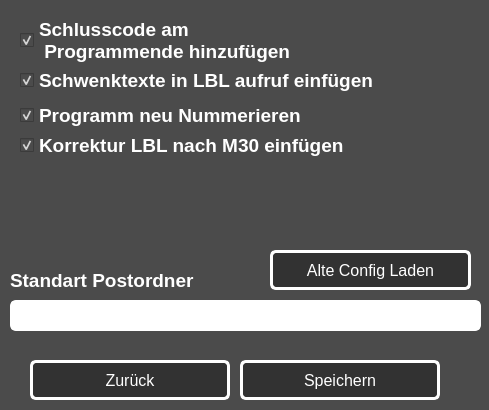
Above: Gui/EinstellungenWindow.ui from ManuelDeV-exe/Nullpunktverschiebung_Heidenhain before the change. Below: the same form after it.
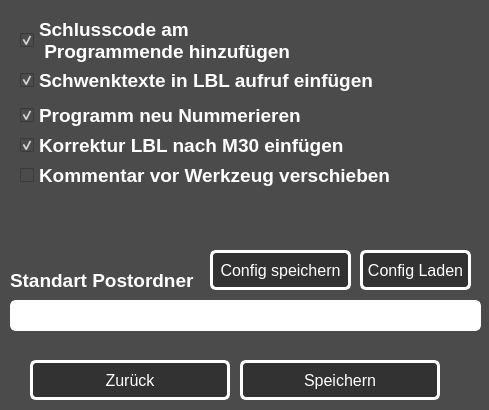
That is the form after the change.

```diff
--- a/Gui/EinstellungenWindow.ui
+++ b/Gui/EinstellungenWindow.ui
@@ -91,7 +91,7 @@
     <rect>
      <x>20</x>
      <y>10</y>
-     <width>331</width>
+     <width>461</width>
      <height>60</height>
     </rect>
    </property>
@@ -122,7 +122,7 @@
     <rect>
      <x>20</x>
      <y>70</y>
-     <width>381</width>
+     <width>471</width>
      <height>21</height>
     </rect>
    </property>
@@ -196,7 +196,7 @@
     <rect>
      <x>20</x>
      <y>100</y>
-     <width>381</width>
+     <width>461</width>
      <height>30</height>
     </rect>
    </property>
@@ -223,7 +223,7 @@
     <rect>
      <x>20</x>
      <y>130</y>
-     <width>381</width>
+     <width>461</width>
      <height>30</height>
     </rect>
    </property>
@@ -248,9 +248,9 @@
   <widget class="QPushButton" name="btn_SaveEinstllungen_2">
    <property name="geometry">
     <rect>
-     <x>270</x>
+     <x>360</x>
      <y>250</y>
-     <width>201</width>
+     <width>111</width>
      <height>40</height>
     </rect>
    </property>
@@ -268,7 +268,69 @@
 border: 3px solid #FFF</string>
    </property>
    <property name="text">
-    <string>Alte Config Laden</string>
+    <string>Config Laden</string>
+   </property>
+  </widget>
+  <widget class="QCheckBox" name="InfotexVorToolCall">
+   <property name="enabled">
+    <bool>true</bool>
+   </property>
+   <property name="geometry">
+    <rect>
+     <x>20</x>
+     <y>160</y>
+     <width>461</width>
+     <height>30</height>
+    </rect>
+   </property>
+   <property name="font">
+    <font>
+     <family>Tahoma</family>
+     <pointsize>14</pointsize>
+     <weight>75</weight>
+     <bold>true</bold>
+    </font>
+   </property>
+   <property name="cursor">
+    <cursorShape>PointingHandCursor</cursorShape>
+   </property>
+   <property name="styleSheet">
+    <string notr="true">color: #FFF</string>
+   </property>
+   <property name="text">
+    <string>Kommentar vor Werkzeug verschieben</string>
+   </property>
+   <property name="checked">
+    <bool>false</bool>
+   </property>
+  </widget>
+  <widget class="QPushButton" name="btn_SaveConfig">
+   <property name="geometry">
+    <rect>
+     <x>210</x>
+     <y>250</y>
+     <width>141</width>
+     <height>40</height>
+    </rect>
+   </property>
+   <property name="font">
+    <font>
+     <family>Tahoma</family>
+     <pointsize>12</pointsize>
+    </font>
+   </property>
+   <property name="cursor">
+    <cursorShape>PointingHandCursor</cursorShape>
+   </property>
+   <property name="styleSheet">
+    <string notr="true">background-color: rgb(50, 50, 50);
+color: rgb(255, 255, 255);
+padding: 5px;
+border-radius: 6px;
+border: 3px solid #FFF</string>
+   </property>
+   <property name="text">
+    <string>Config speichern</string>
    </property>
   </widget>
  </widget>
```
Left out of the diff: 23 changed lines with no effect on the pictures.
